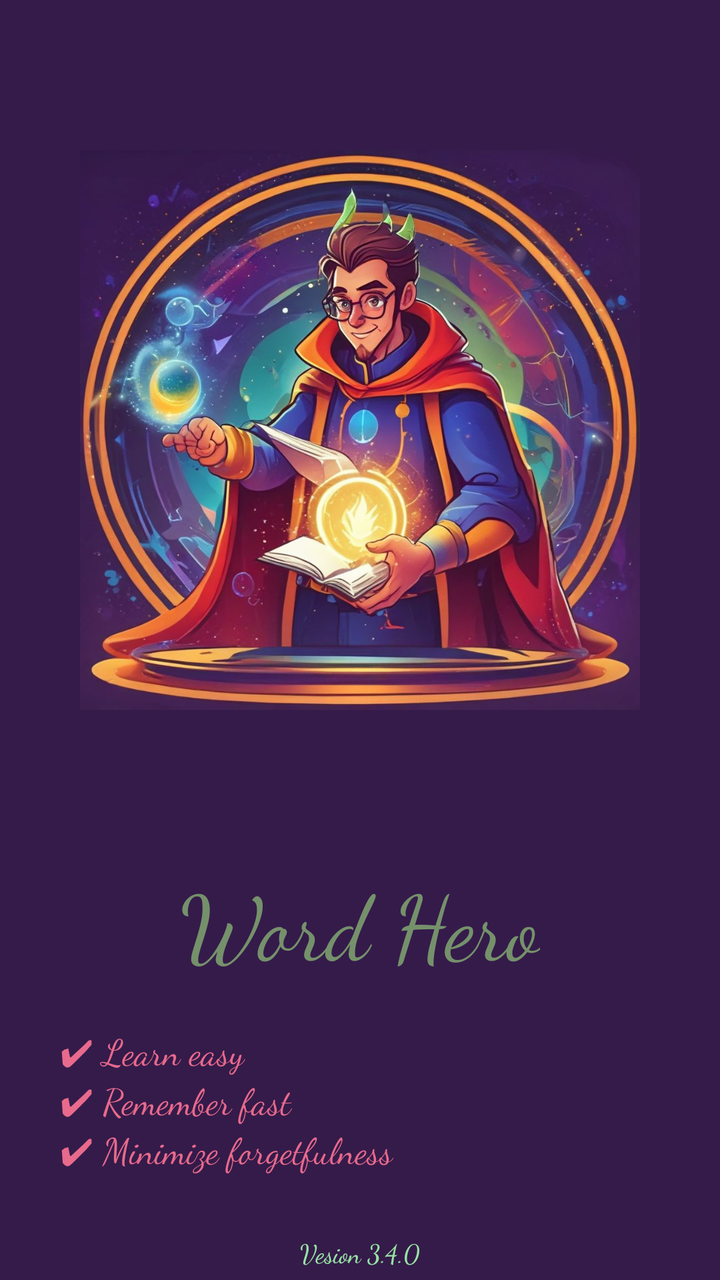
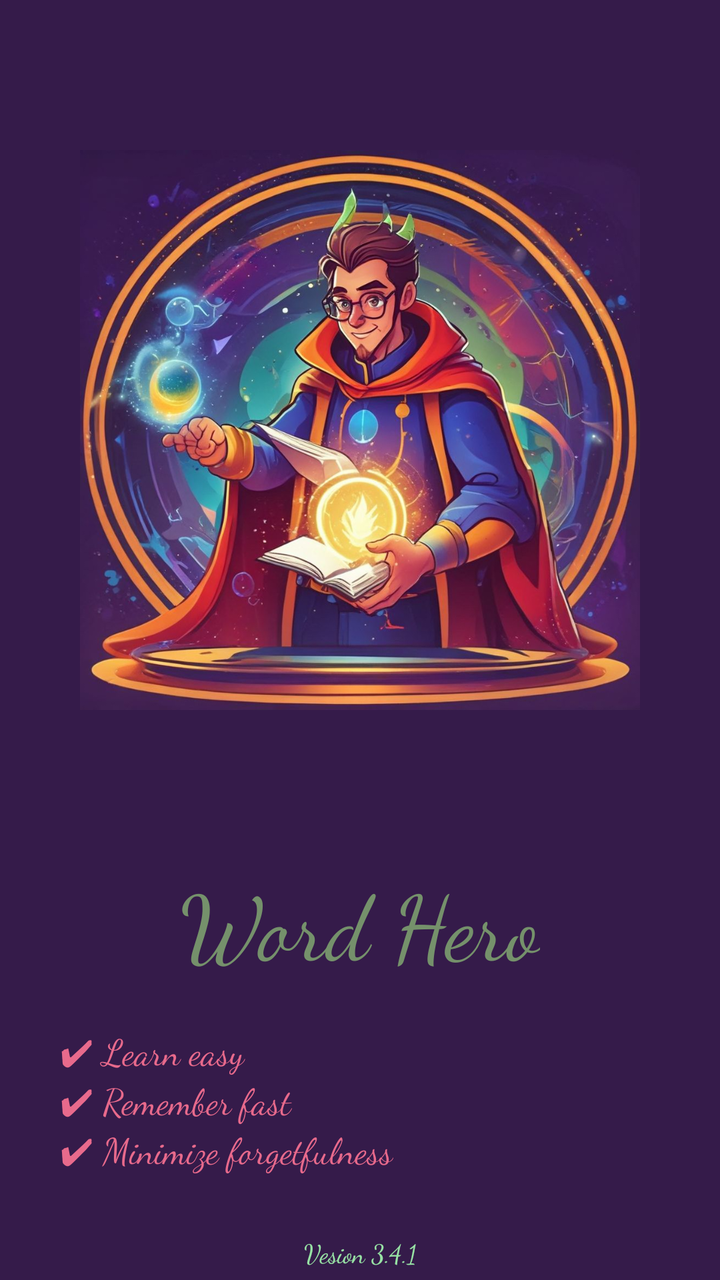

Two renders of the same Android screen: before a commit and after it. Below are the layout's source before the change and the commit's diff.
<!-- AndroidManifest.xml: activity theme Theme.AppCompat.NoActionBar -->
<!-- res/layout/activity_main.xml -->
<?xml version="1.0" encoding="utf-8"?>
<RelativeLayout xmlns:android="http://schemas.android.com/apk/res/android"
    xmlns:app="http://schemas.android.com/apk/res-auto"
    xmlns:tools="http://schemas.android.com/tools"
    android:layout_width="match_parent"
    android:layout_height="match_parent"
    android:layoutDirection="ltr"
    tools:context=".MainActivity"
    android:orientation="vertical"
    android:background="#351B4A"

    >


        <ImageView
            android:layout_width="wrap_content"
            android:layout_height="350dp"
            android:layout_margin="40dp"
            android:src="@drawable/splash"
            android:layout_marginTop="15dp"
            android:id="@+id/splashimage"
            />
        <TextView
            android:layout_width="wrap_content"
            android:layout_height="wrap_content"
            android:text="Word Hero"
            android:layout_marginTop="0dp"
            android:textColor="#75916b"
            android:fontFamily="cursive"
            android:layout_below="@+id/splashimage"
            android:layout_centerHorizontal="true"
            android:textSize="45dp"
            android:id="@+id/tWordHero"
            />




        <TextView
            android:layout_width="match_parent"
            android:layout_height="wrap_content"
            android:gravity="left"
            android:layout_marginLeft="30dp"
            android:layout_marginRight="30dp"
            android:layout_marginTop="20dp"
            android:textSize="18dp"
            android:textColor="#E86a8c"
            android:layout_below="@+id/tWordHero"
            android:fontFamily="cursive"
            android:id="@+id/tAddvertizeMe"
            android:text="✔ Learn easy\n✔ Remember fast\n✔ Minimize forgetfulness"
            />

    <TextView
        android:layout_width="match_parent"
        android:layout_height="wrap_content"
        android:gravity="center"
        android:layout_marginLeft="30dp"
        android:layout_marginRight="30dp"
        android:layout_marginTop="30dp"
        android:textSize="13dp"
        android:textColor="#98e3a5"
        android:layout_below="@+id/tAddvertizeMe"
        android:fontFamily="cursive"
        android:text="Vesion 3.4.0"
        />

<RelativeLayout
    android:layout_width="match_parent"
    android:layout_alignParentBottom="true"
    android:layout_marginTop="20dp"
    android:id="@+id/lytfooter"
    android:layout_marginBottom="30dp"
    android:gravity="center_horizontal"
    android:layout_height="wrap_content">
    <RelativeLayout
        android:layout_width="180dp"
        android:layout_height="70dp"
        android:visibility="invisible"
        android:background="@drawable/curved2"
        android:layout_centerHorizontal="true"
        android:gravity="center"
        android:id="@+id/btnstart"
        >
        <TextView
            android:layout_width="wrap_content"
            android:layout_height="wrap_content"
            android:text="Start"
            android:textSize="22dp"
            android:textStyle="bold"
            android:textColor="#ffffff"
            />

    </RelativeLayout>
    <RelativeLayout
        android:layout_width="match_parent"
        android:layout_marginRight="0dp"
        android:layout_marginLeft="0dp"
        android:layout_height="25dp"
        android:visibility="invisible"
        android:id="@+id/lytproga"
        android:background="@drawable/curve_prograssa2"
        android:layout_marginTop="25dp">

        <RelativeLayout
            android:layout_width="240dp"
            android:layout_height="25dp"
            android:id="@+id/lytprogb"
            android:background="@drawable/curve_prograssb2"
            ></RelativeLayout>
    </RelativeLayout>
</RelativeLayout>
</RelativeLayout>
<!-- resources referenced by this layout -->
<resources>
  <!-- drawable curve_prograssa2 (drawable) -->
  <?xml version="1.0" encoding="UTF-8"?>
  <shape xmlns:android="http://schemas.android.com/apk/res/android">
      <solid android:color="#7c634d"/>
      <stroke android:width="00dp" android:color="#B1BCBE" />
      <corners android:radius="10dp"/>
      <padding android:left="0dp" android:top="0dp" android:right="0dp" android:bottom="0dp" />
  </shape>
  <!-- drawable curve_prograssb2 (drawable) -->
  <?xml version="1.0" encoding="UTF-8"?>
  <shape xmlns:android="http://schemas.android.com/apk/res/android">
      <solid android:color="#856BaA"/>
      <stroke android:width="00dp" android:color="#B1BCBE" />
      <corners android:radius="10dp"/>
      <padding android:left="0dp" android:top="0dp" android:right="0dp" android:bottom="0dp" />
  </shape>
  <!-- drawable curved2 (drawable) -->
  <?xml version="1.0" encoding="UTF-8"?>
  <shape xmlns:android="http://schemas.android.com/apk/res/android">
      <solid android:color="#376270"/>
      <stroke android:width="10dp" android:color="#B1BCBE" />
      <corners android:radius="25dp"/>
      <padding android:left="0dp" android:top="0dp" android:right="0dp" android:bottom="0dp" />
  </shape>
  <!-- drawable splash: jpeg bitmap (drawable, 168121 bytes) -->
</resources>

<!-- the commit's change to res/layout/activity_main.xml (unified diff, before → after) -->
@@ -62,7 +62,7 @@
         android:textColor="#98e3a5"
         android:layout_below="@+id/tAddvertizeMe"
         android:fontFamily="cursive"
-        android:text="Vesion 3.4.0"
+        android:text="Vesion 3.4.1"
         />
 
 <RelativeLayout
